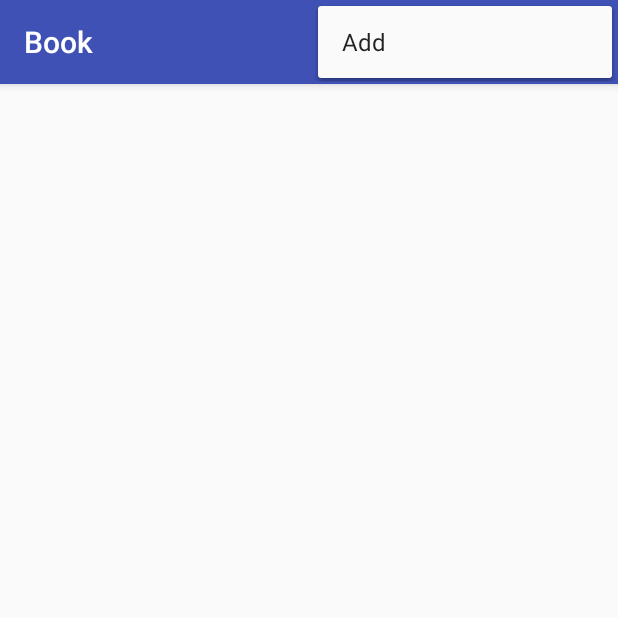
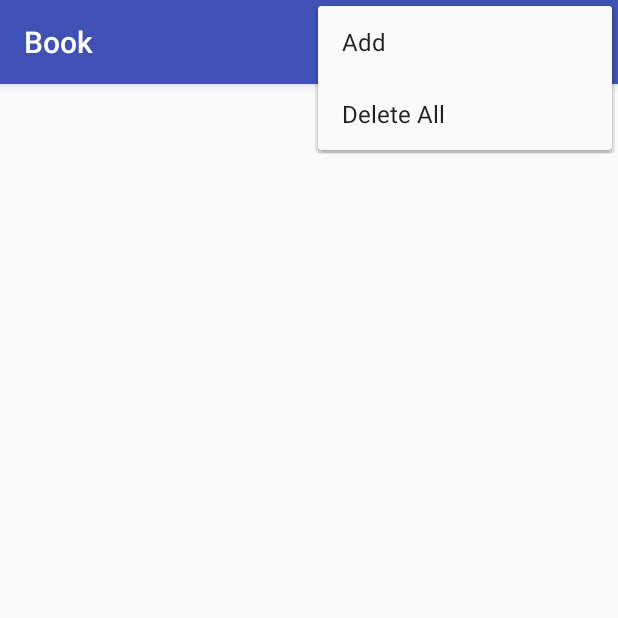
Before and after one commit to shawnfan/Prolific-Library, an Android app: the screen it shows after launch (MainActivity), with the options menu open, on a phone screen of 412 x 824 dp, the top half of it. Run offline under Robolectric (Android 15) with nearby library versions, the light colour scheme and no system bars.

Commit message:
add delete all features, however, still the same problem as what I face with when doing delete one book or update one book.

```diff
--- a/app/src/main/java/com/xiaoyaoworm/prolificlibrary/activity/BooksDetailActivity.java
+++ b/app/src/main/java/com/xiaoyaoworm/prolificlibrary/activity/BooksDetailActivity.java
@@ -1,6 +1,5 @@
 package com.xiaoyaoworm.prolificlibrary.activity;
 
-import android.app.Dialog;
 import android.content.DialogInterface;
 import android.content.Intent;
 import android.os.Bundle;
@@ -24,7 +23,6 @@
 
 import java.text.SimpleDateFormat;
 import java.util.Calendar;
-import java.util.TimeZone;
 
 import retrofit2.Call;
 import retrofit2.Callback;
@@ -88,7 +86,7 @@
     }
 
     @Override
-    protected void onResume(){
+    protected void onResume() {
         super.onResume();
         getBookInfo(bookId);
     }
--- a/app/src/main/java/com/xiaoyaoworm/prolificlibrary/service/LibraryService.java
+++ b/app/src/main/java/com/xiaoyaoworm/prolificlibrary/service/LibraryService.java
@@ -30,5 +30,8 @@
     Call<Void> deleteBook(@Path("id") int bookId);
 
     @PUT("books/{id}")
-    Call<Book> updateBook(@Path("id") int bookId , @Body Book book);
+    Call<Book> updateBook(@Path("id") int bookId, @Body Book book);
+
+    @DELETE("clean")
+    Call<Void> deleteAll();
 }
--- a/app/src/main/res/menu/menu_main.xml
+++ b/app/src/main/res/menu/menu_main.xml
@@ -8,4 +8,10 @@
         android:title="@string/action_add"
         app:showAsAction="never" />
 
+    <item
+        android:id="@+id/action_deleteAll"
+        android:orderInCategory="100"
+        android:title="@string/action_deleteAll"
+        app:showAsAction="never" />
+
 </menu>
--- a/app/src/main/res/values/strings.xml
+++ b/app/src/main/res/values/strings.xml
@@ -1,6 +1,8 @@
 <resources>
     <string name="app_name">Prolific Library</string>
     <string name="action_add">Add</string>
+    <string name="action_deleteAll">Delete All</string>
+
 
     <string name="toolbar_book">Book</string>
     <string name="title_activity_books_detail">Detail</string>
```
Also changed, not shown: app/src/main/java/com/xiaoyaoworm/prolificlibrary/activity/MainActivity.java (+57 -0 lines), app/src/main/java/com/xiaoyaoworm/prolificlibrary/pojo/Book.java (+16 -48 lines).
